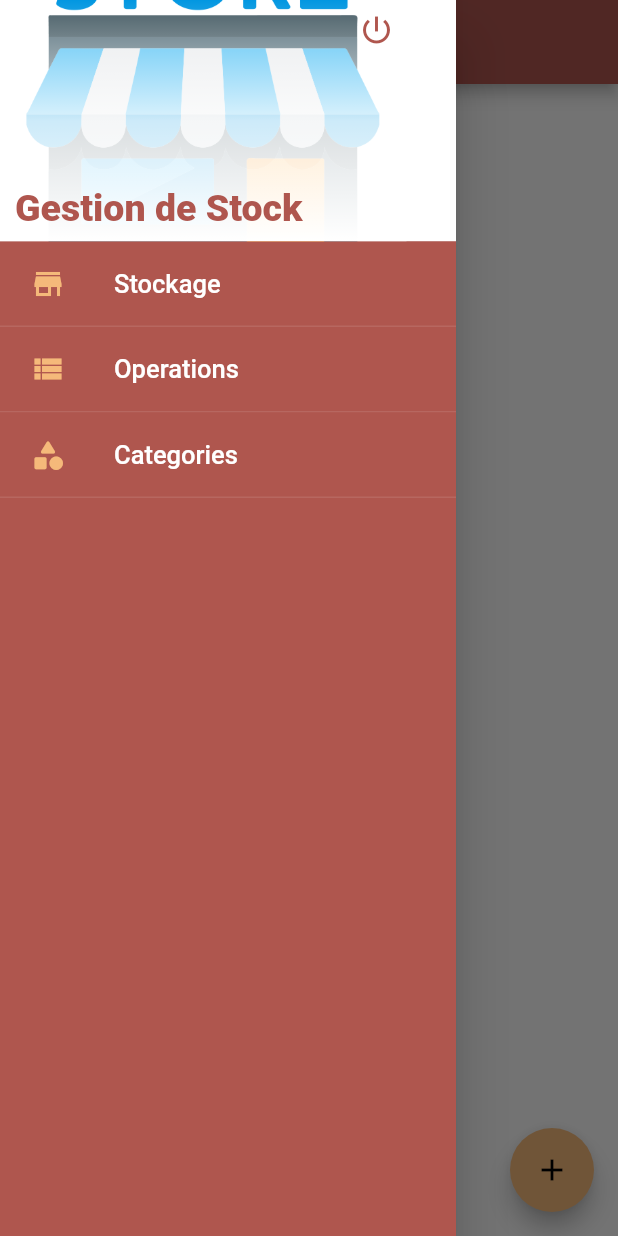
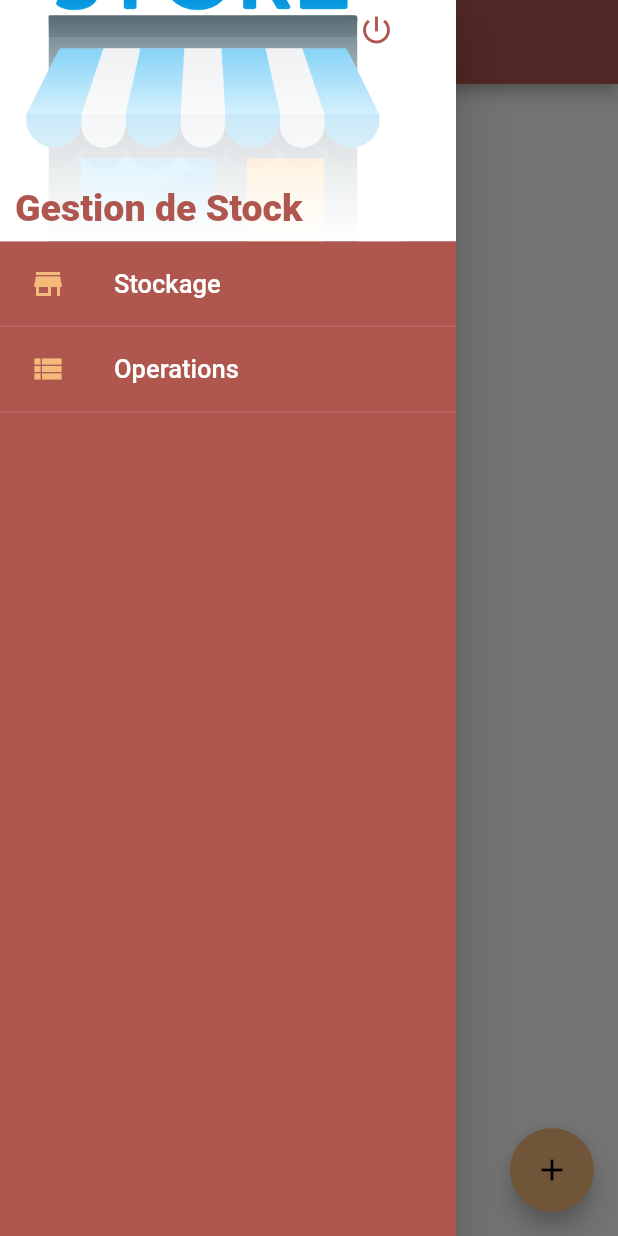
Before and after one commit to Tadjaur/gestion-stock-client, a Flutter app: the screen it shows after launch, with the side drawer open, on a phone screen of 412 x 824 dp. Run offline on Flutter 3.47's test engine with Material 2 defaults, Android fonts, the phone set to English and light mode, and no system bars; network calls fail.

Commit message:
all done

```diff
--- a/lib/utils/links.dart
+++ b/lib/utils/links.dart
@@ -6,7 +6,7 @@ mixin AppAssetsLink {
 
 mixin AppLink {
   // PRIVATE
-  static const _host = kReleaseMode ? "sinoptique.com" : "192.168.43.156";
+  static const _host = kReleaseMode ? "sinoptique.com" : "192.168.100.131";
   static const _protocol = "http";
   static const _port = kReleaseMode ? 8083 : 8888;
   // PUBLIC
--- a/lib/widgets/menu_drawer.dart
+++ b/lib/widgets/menu_drawer.dart
@@ -150,12 +150,12 @@ class MenuDrawer extends StatelessWidget {
                     color: getAppColors.primary, border: BorderDirectional(bottom: BorderSide(color: Colors.white10))),
                 child: operations,
               ),
-              Container(
-                padding: EdgeInsets.only(left: 20, right: 62),
-                decoration: BoxDecoration(
-                    color: getAppColors.primary, border: BorderDirectional(bottom: BorderSide(color: Colors.white10))),
-                child: categories,
-              ),
+              // Container(
+              //   padding: EdgeInsets.only(left: 20, right: 62),
+              //   decoration: BoxDecoration(
+              //       color: getAppColors.primary, border: BorderDirectional(bottom: BorderSide(color: Colors.white10))),
+              //   child: categories,
+              // ),
             ],
           ),
         ),
```
Also changed, not shown: lib/pages/operations.dart (+32 -15 lines).
